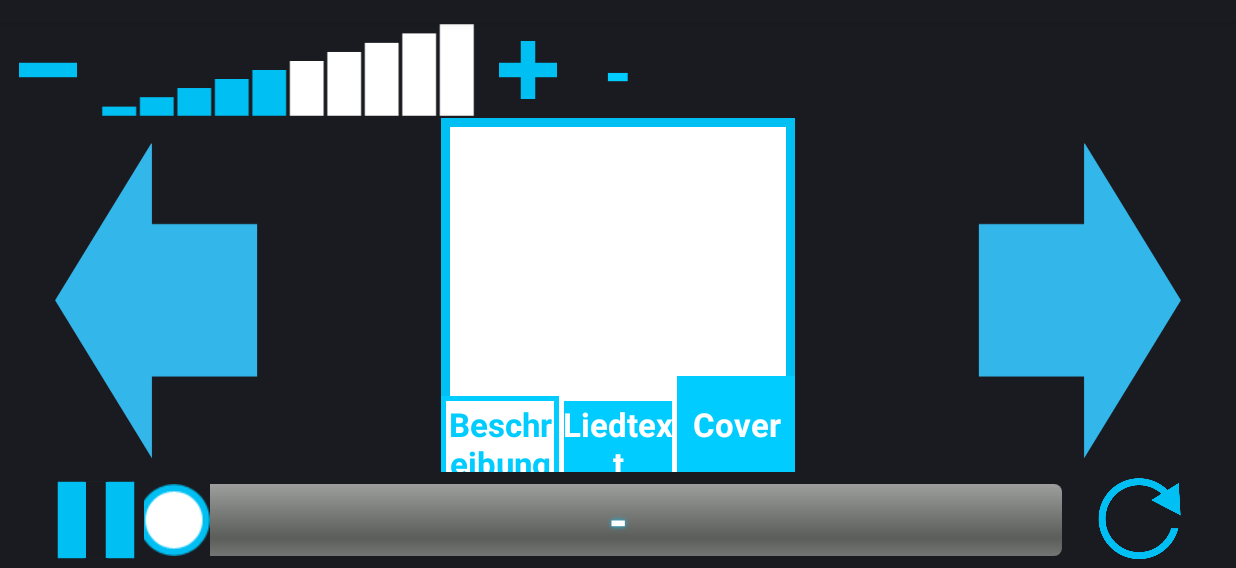
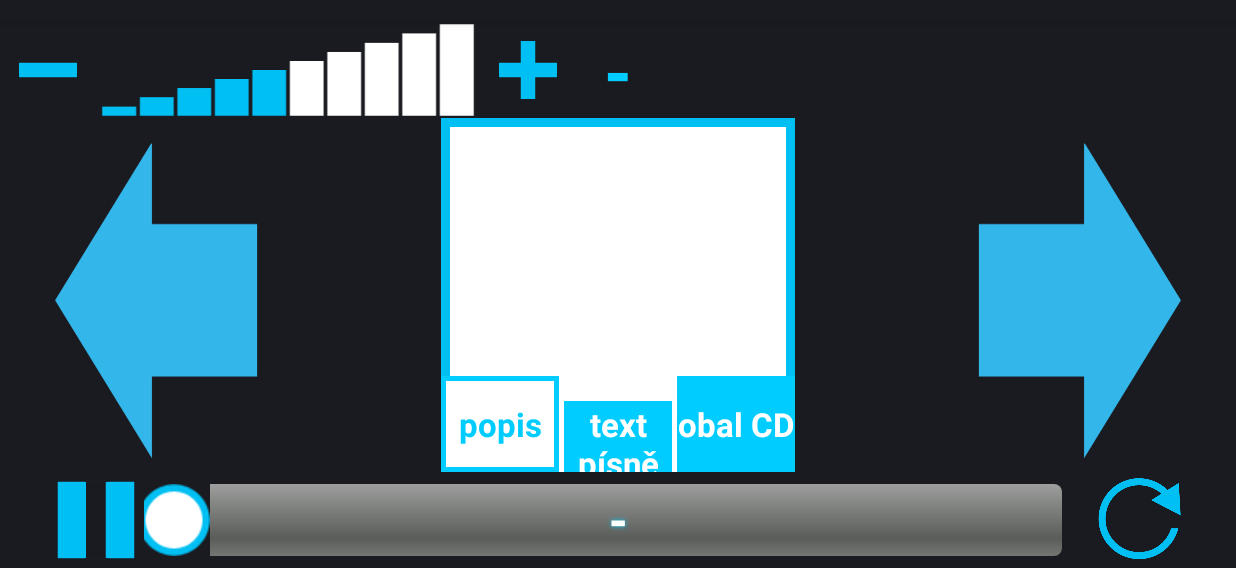
Before and after one commit to Sounds-der-Oberpfalz/Sounds-of-Bavaria, an Android app: the screen it shows after launch (MainActivity), after a tap on "Titel", on a phone screen of 824 x 412 dp (held sideways), the part 50-618 px from its top. Run offline under Robolectric (Android 15) with nearby library versions, the phone set to English and light mode, and no system bars; 4 statements that could not run were skipped.

Commit message:
Update language to Czech

```diff
--- a/app/src/main/java/de/mi/soundsofbavaria/MainActivity.java
+++ b/app/src/main/java/de/mi/soundsofbavaria/MainActivity.java
@@ -2,9 +2,11 @@ package de.mi.soundsofbavaria;
 
 import java.io.BufferedReader;
 import java.io.File;
+import java.io.FileInputStream;
 import java.io.FileReader;
 import java.io.FilenameFilter;
 import java.io.IOException;
+import java.io.InputStreamReader;
 import java.util.ArrayList;
 import java.util.Collections;
 import java.util.List;
@@ -445,12 +447,14 @@ public class MainActivity extends Activity implements
 			return "XXX";
 	}
 	//read the textfile
+	// TODO: Check if encoding can be fixed here
 	public String getText() {
 		File file = new File(MEDIA_PATH + texts.get(currentPosition));
 
 		StringBuilder text = new StringBuilder();
 
 		try {
+			InputStreamReader in = new InputStreamReader(new FileInputStream(file), "UTF-8");
 			BufferedReader br = new BufferedReader(new FileReader(file));
 			String line;
 
--- a/app/src/main/res/values/strings.xml
+++ b/app/src/main/res/values/strings.xml
@@ -2,27 +2,27 @@
 <resources>
 
     <string name="app_name">SoundsOfBavaria</string>
-    <string name="next">Nächstes Lied</string>
-    <string name="back">Vorheriges Lied</string>
-    <string name="play">Abspielen</string>
-    <string name="replay">Erneut Spielen</string>
-    <string name="stop">Stop</string>
-    <string name="lyrics">Liedtext</string>
-    <string name="desc">Beschreibung</string>
-    <string name="cover">Cover</string>
-    <string name="bside">Rückseite</string>
-    <string name="confirm">OK</string>
-    <string name="restart">Neu starten</string>
-    <string name="close">Schließen</string>
-    <string name="imp">Impressum</string>
-    <string name="impText">Appentwicklung:\nStefan Covaci\nSimon Fürnstein\n\nBearbeitung Inhalte:\nVerena Corsetti\nYannick Twelkmeyer\nCaroline Riedl\nLukas Schmidtner\n\n Musik und Artwork © Interpreten</string>
-	<string name="noLyrics">Kein Liedtext verfügbar</string>
-	<string name="missing">
-	    Fehlende Daten: Bitte stellen Sie sicher das der Ordner \"Sounds Of Bavaria\"
-	    im internen Speicher des Gerätes bzw. der SD Karte vorhanden ist und für jedes Stück 3 Dateien vorliegen\n
-	    1) eine Sounddatei im .mp3 Format\n
-	    2) ein Bild im .jpg Format\n
-	    3) eine Beschreibung im .txt Format\n
-	    und starten Sie die App neu
-	    </string>
+       <string name="next">další píseň</string>
+       <string name="back">předchozí píseň</string>
+       <string name="play">přehrát</string>
+       <string name="replay">přehrát znovu</string>
+       <string name="stop">stop</string>
+       <string name="lyrics">text písně</string>
+       <string name="desc">popis</string>
+       <string name="cover">obal CD</string>
+       <string name="bside">zadní strana</string>
+       <string name="confirm">OK</string>
+       <string name="restart">znovu start</string>
+       <string name="close">ukončit</string>
+       <string name="imp">impressum</string>
+       <string name="impText">Vývoj aplikace:\nStefan Covaci\nSimon Fürnstein\n\nzpracování obsahy:\nVerena Corsetti\nYannick Twelkmeyer\nCaroline Riedl\nLukas Schmidtner\n\n Hudba a umělecká práce© interpreti</string>
+    <string name="noLyrics">žádný text k dispozici</string>
+    <string name="missing">
+    chybějící údaje: Ujistěte se, že  se soubor \"Sounds Of Bavaria\"
+   nachází v interní paměti resp. na SD kartě a že má každý titul tři soubory\n
+    1) jeden zvukový soubor ve formátu .mp3\n
+    2) foto ve formátu .jpg\n
+    3) popis ve formátu .txt\n
+   a nastartujte aplikaci znovu
+    </string>
 </resources>
```
